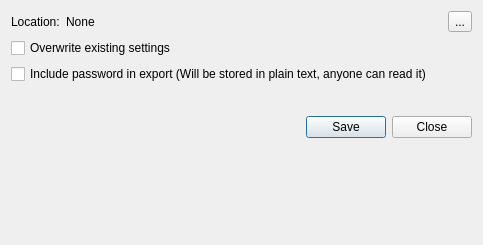
borgbase/vorta, file src/vorta/assets/UI/backupwindow.ui: the form before one commit.
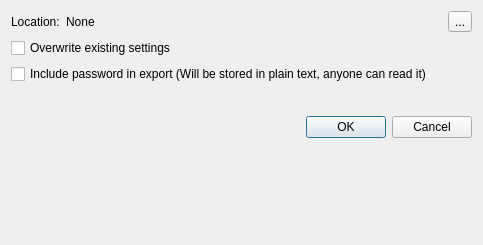
The form after the commit.

Commit message: Use QDialogBox

```diff
--- a/src/vorta/assets/UI/backupwindow.ui
+++ b/src/vorta/assets/UI/backupwindow.ui
@@ -83,39 +83,12 @@
      </property>
     </widget>
    </item>
-   <item row="6" column="0" colspan="2">
-    <layout class="QHBoxLayout" name="horizontalLayout_7">
-     <property name="sizeConstraint">
-      <enum>QLayout::SetMaximumSize</enum>
+   <item row="7" column="1">
+    <widget class="QDialogButtonBox" name="buttonBox">
+     <property name="standardButtons">
+      <set>QDialogButtonBox::Cancel|QDialogButtonBox::Ok</set>
      </property>
-     <item>
-      <spacer name="horizontalSpacer">
-       <property name="orientation">
-        <enum>Qt::Horizontal</enum>
-       </property>
-       <property name="sizeHint" stdset="0">
-        <size>
-         <width>40</width>
-         <height>20</height>
-        </size>
-       </property>
-      </spacer>
-     </item>
-     <item>
-      <widget class="QPushButton" name="saveButton">
-       <property name="text">
-        <string>Save</string>
-       </property>
-      </widget>
-     </item>
-     <item>
-      <widget class="QPushButton" name="cancelButton">
-       <property name="text">
-        <string>Close</string>
-       </property>
-      </widget>
-     </item>
-    </layout>
+    </widget>
    </item>
   </layout>
  </widget>
```
Left out of the diff: 2 changed lines with no effect on the pictures. The commit also changes 2 other files.
